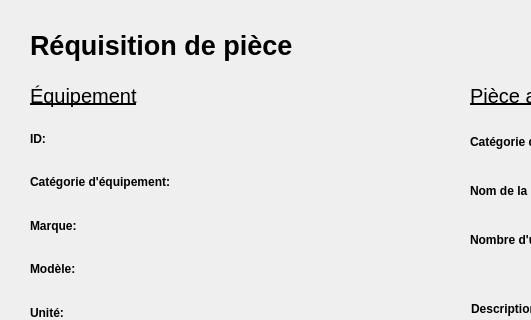
First picture: the form in Interface/FenetresEnUI/ReqPiece.ui, repository ProjetPC2/SIMM2.0-DEV, before the edit; both pictures show x 0 to 531 and y 0 to 320 of the 1016 by 913 pixel window.
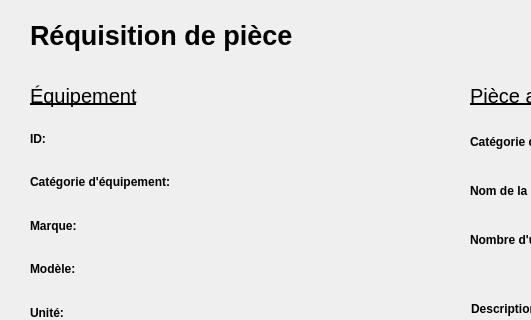
Second picture: the form after the edit.

Commit message: reqPiece dialog can handle multiple part pictures

Diff of the .ui file:
```diff
--- a/Interface/FenetresEnUI/ReqPiece.ui
+++ b/Interface/FenetresEnUI/ReqPiece.ui
@@ -292,9 +292,9 @@
    <property name="geometry">
     <rect>
      <x>30</x>
-     <y>30</y>
+     <y>10</y>
      <width>371</width>
-     <height>31</height>
+     <height>51</height>
     </rect>
    </property>
    <property name="font">
```
Left out of the diff: 24 changed lines with no effect on the pictures. The commit also changes 5 other files.
